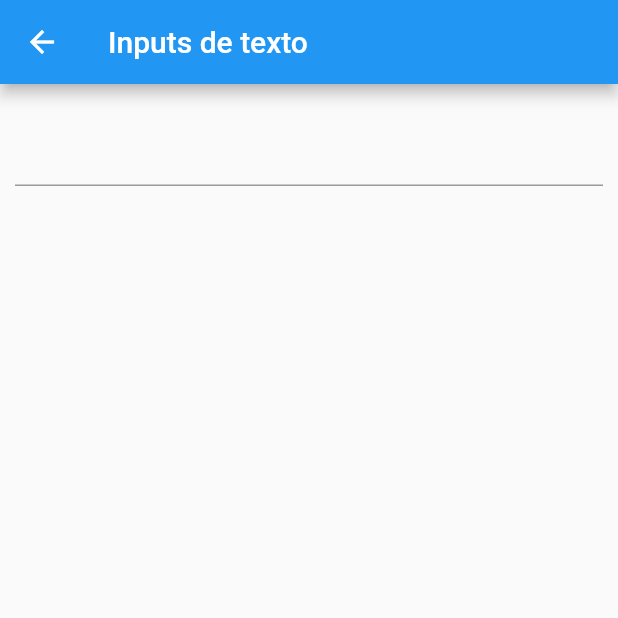
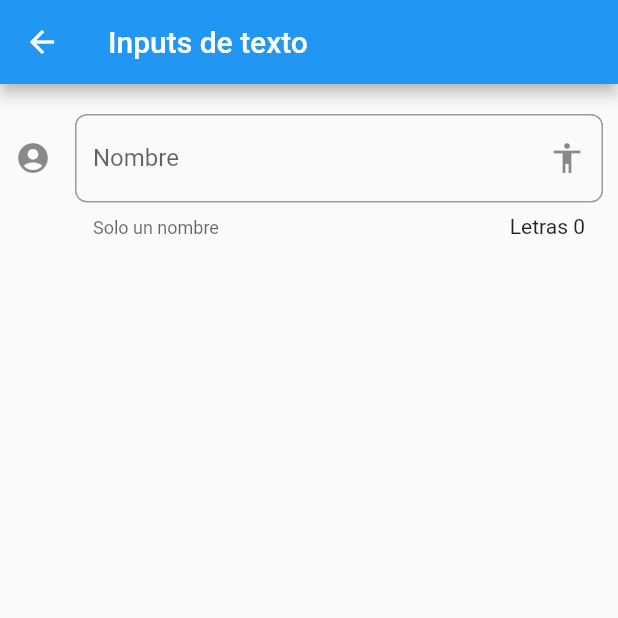
Before and after one commit to iglez/flutter_curso_componentes, a Flutter app: the InputPage screen opened by its route, on a phone screen of 412 x 824 dp, the top half of it. Run offline on Flutter 3.47's test engine with Material 2 defaults, Android fonts, the phone set to English and light mode, and no system bars.

Commit message:
Decorando el input

```diff
--- a/componentes/lib/src/pages/input_page.dart
+++ b/componentes/lib/src/pages/input_page.dart
@@ -23,7 +23,19 @@ class _InputPageState extends State<InputPage> {
 
   Widget _crearInput() {
     return TextField(
-
+      // autofocus: true,
+      textCapitalization: TextCapitalization.words,
+      decoration: InputDecoration(
+        counter: Text('Letras 0'),
+        hintText: 'Nombre de la persona',
+        labelText: 'Nombre',
+        helperText: 'Solo un nombre',
+        suffixIcon: Icon(Icons.accessibility),
+        icon: Icon(Icons.account_circle),
+        border: OutlineInputBorder(
+          borderRadius: BorderRadius.circular(8.0)
+        ),
+      ),
     );
   }
 }
```
